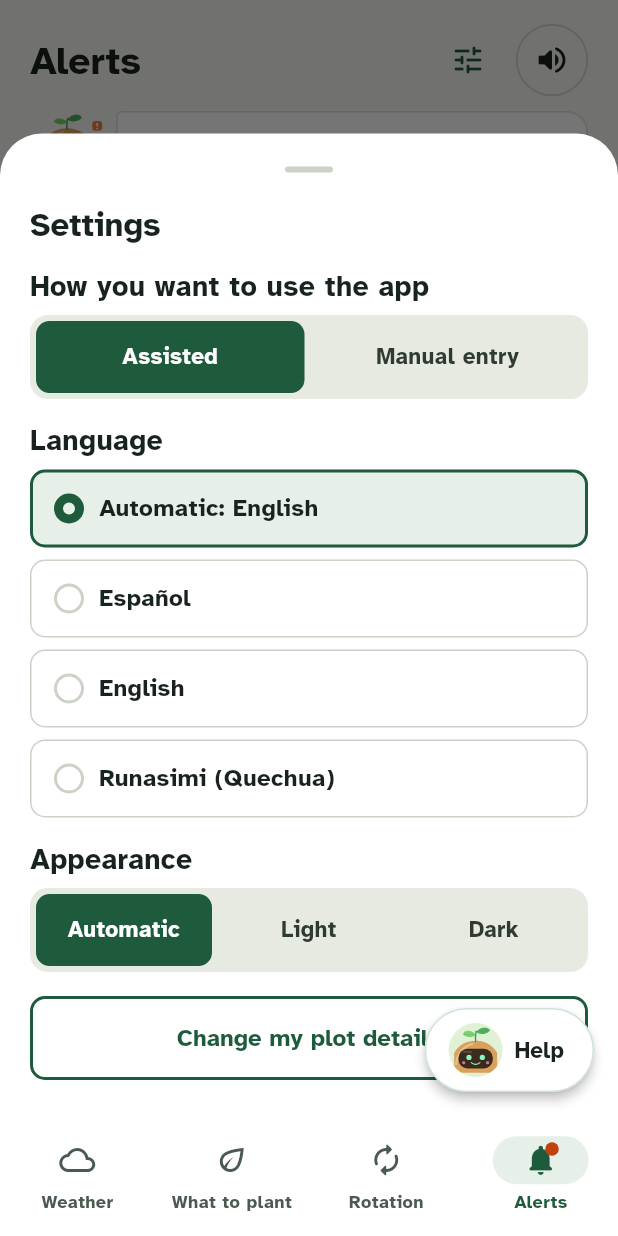
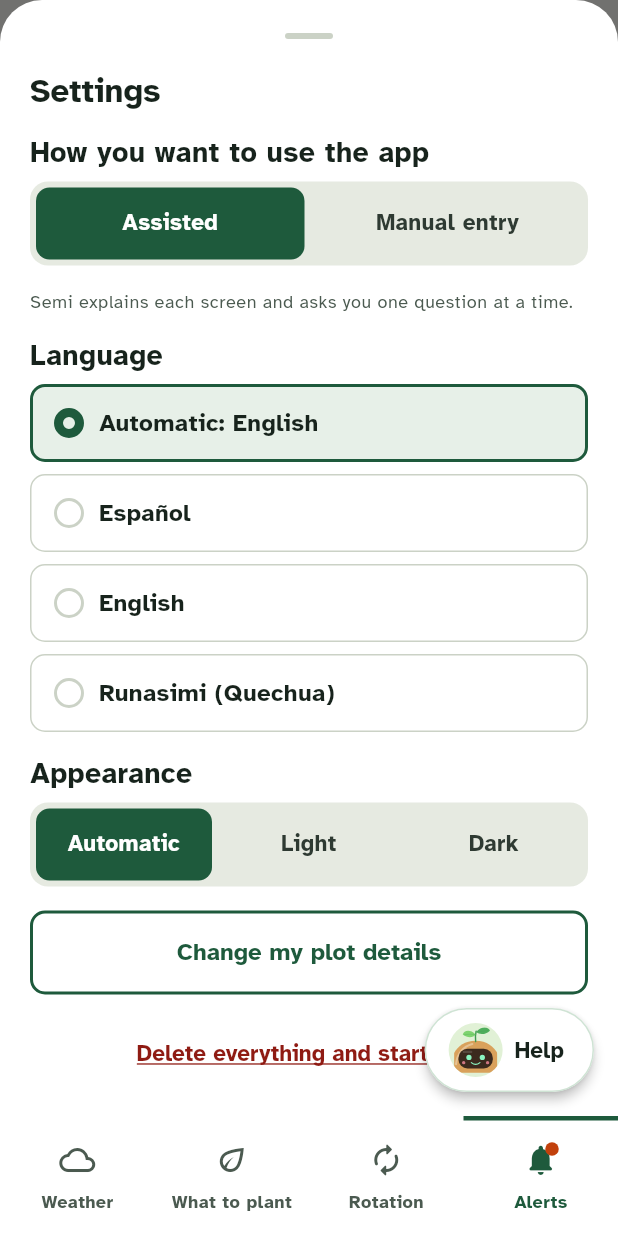
Before and after one commit to Bianca200303/Front_Hackathon, a Flutter app: the AlertsScreen screen opened by its route, after a tap on the "tune" icon, on a phone screen of 412 x 824 dp. Run offline on Flutter 3.47's test engine with Material 3 defaults, Android fonts, the phone set to English and light mode, and no system bars; our stand-ins replace audioplayers, equatable, flutter_riverpod, flutter_tts, go_router, shared_preferences; accounts and stored records are empty; project files that could hold a hidden picture were left out.

Commit message:
Avisos, Ajustes, pestañas y bienvenida como en semi_app.html
- Avisos como lista plana con icono cuadrado; Semi dice cuántos hay y cuál
  importa más.
- Ajustes: descripción del modo y "Borrar todo y empezar de nuevo" con
  doble toque.
- Pestañas con raya verde arriba de la activa.
- Clima y bienvenida alineados al prototipo.

```diff
--- a/siembra_segura/docs/l10n_qu_pendientes.json
+++ b/siembra_segura/docs/l10n_qu_pendientes.json
@@ -282,6 +282,7 @@
     "deleteAll",
     "deleteAllConfirm",
     "settingsModeAssistedNote",
-    "settingsModeManualNote"
+    "settingsModeManualNote",
+    "semiAlertsImportant"
   ]
 }
--- a/siembra_segura/lib/app/router/app_shell.dart
+++ b/siembra_segura/lib/app/router/app_shell.dart
@@ -3,6 +3,7 @@ import 'package:flutter_riverpod/flutter_riverpod.dart';
 import 'package:go_router/go_router.dart';
 import 'package:siembra_segura/core/l10n/app_localizations.dart';
 import 'package:siembra_segura/core/theme/app_breakpoints.dart';
+import 'package:siembra_segura/core/theme/app_palette.dart';
 import 'package:siembra_segura/features/alerts/presentation/providers/alerts_providers.dart';
 import 'package:siembra_segura/shared/widgets/screen_layout.dart';
 import 'package:siembra_segura/shared/widgets/semi/semi_help.dart';
@@ -42,7 +43,12 @@ class AppShell extends ConsumerWidget {
       return Scaffold(
         body: navigationShell,
         floatingActionButton: help,
-        bottomNavigationBar: NavigationBar(
+        // Pestañas de `semi_app.html`: sin pastilla, con una raya verde
+        // arriba de la activa.
+        bottomNavigationBar: _TopLineIndicator(
+          index: navigationShell.currentIndex,
+          count: destinations.length,
+          child: NavigationBar(
             selectedIndex: navigationShell.currentIndex,
             onDestinationSelected: _onDestinationSelected,
             destinations: [
@@ -54,6 +60,7 @@ class AppShell extends ConsumerWidget {
                   tooltip: destination.tooltip,
                 ),
             ],
+          ),
         ),
       );
     }
@@ -145,3 +152,44 @@ class _Destination {
   final String label;
   final String? tooltip;
 }
+
+/// Raya verde arriba de la pestaña activa.
+class _TopLineIndicator extends StatelessWidget {
+  const _TopLineIndicator({
+    required this.index,
+    required this.count,
+    required this.child,
+  });
+
+  final int index;
+  final int count;
+  final Widget child;
+
+  @override
+  Widget build(BuildContext context) {
+    final colors = context.colors;
+    return DecoratedBox(
+      decoration: BoxDecoration(
+        border: Border(top: BorderSide(color: colors.border)),
+      ),
+      child: LayoutBuilder(
+        builder: (context, constraints) {
+          final width = constraints.maxWidth / count;
+          return Stack(
+            children: [
+              child,
+              AnimatedPositioned(
+                duration: const Duration(milliseconds: 200),
+                top: 0,
+                left: width * index,
+                width: width,
+                height: 3,
+                child: ColoredBox(color: colors.primary),
+              ),
+            ],
+          );
+        },
+      ),
+    );
+  }
+}
--- a/siembra_segura/lib/core/l10n/app_en.arb
+++ b/siembra_segura/lib/core/l10n/app_en.arb
@@ -387,5 +387,6 @@
   "deleteAll": "Delete everything and start over",
   "deleteAllConfirm": "Tap again to delete your data",
   "settingsModeAssistedNote": "Semi explains each screen and asks you one question at a time.",
-  "settingsModeManualNote": "You fill in your details on one screen. Semi only shows up if you ask."
+  "settingsModeManualNote": "You fill in your details on one screen. Semi only shows up if you ask.",
+  "semiAlertsImportant": "The most important one: {title}."
 }
--- a/siembra_segura/lib/core/l10n/app_es.arb
+++ b/siembra_segura/lib/core/l10n/app_es.arb
@@ -453,5 +453,7 @@
   "deleteAll": "Borrar todo y empezar de nuevo",
   "deleteAllConfirm": "Toca otra vez para borrar tus datos",
   "settingsModeAssistedNote": "Semi te explica cada pantalla y te hace las preguntas una por una.",
-  "settingsModeManualNote": "Tú llenas tus datos en una pantalla. Semi solo aparece si le preguntas."
+  "settingsModeManualNote": "Tú llenas tus datos en una pantalla. Semi solo aparece si le preguntas.",
+  "semiAlertsImportant": "El más importante: {title}.",
+  "@semiAlertsImportant": { "placeholders": { "title": { "type": "String" } } }
 }
--- a/siembra_segura/lib/core/l10n/app_localizations.dart
+++ b/siembra_segura/lib/core/l10n/app_localizations.dart
@@ -2281,6 +2281,12 @@ abstract class AppLocalizations {
   /// In es, this message translates to:
   /// **'Tú llenas tus datos en una pantalla. Semi solo aparece si le preguntas.'**
   String get settingsModeManualNote;
+
+  /// No description provided for @semiAlertsImportant.
+  ///
+  /// In es, this message translates to:
+  /// **'El más importante: {title}.'**
+  String semiAlertsImportant(String title);
 }
 
 class _AppLocalizationsDelegate
--- a/siembra_segura/lib/core/l10n/app_localizations_en.dart
+++ b/siembra_segura/lib/core/l10n/app_localizations_en.dart
@@ -1307,4 +1307,9 @@ class AppLocalizationsEn extends AppLocalizations {
   @override
   String get settingsModeManualNote =>
       'You fill in your details on one screen. Semi only shows up if you ask.';
+
+  @override
+  String semiAlertsImportant(String title) {
+    return 'The most important one: $title.';
+  }
 }
--- a/siembra_segura/lib/core/l10n/app_localizations_es.dart
+++ b/siembra_segura/lib/core/l10n/app_localizations_es.dart
@@ -1315,4 +1315,9 @@ class AppLocalizationsEs extends AppLocalizations {
   @override
   String get settingsModeManualNote =>
       'Tú llenas tus datos en una pantalla. Semi solo aparece si le preguntas.';
+
+  @override
+  String semiAlertsImportant(String title) {
+    return 'El más importante: $title.';
+  }
 }
--- a/siembra_segura/lib/core/l10n/app_localizations_qu.dart
+++ b/siembra_segura/lib/core/l10n/app_localizations_qu.dart
@@ -1315,4 +1315,9 @@ class AppLocalizationsQu extends AppLocalizations {
   @override
   String get settingsModeManualNote =>
       'Tú llenas tus datos en una pantalla. Semi solo aparece si le preguntas.';
+
+  @override
+  String semiAlertsImportant(String title) {
+    return 'El más importante: $title.';
+  }
 }
--- a/siembra_segura/lib/core/theme/app_theme.dart
+++ b/siembra_segura/lib/core/theme/app_theme.dart
@@ -116,7 +116,7 @@ abstract final class AppTheme {
       navigationBarTheme: NavigationBarThemeData(
         backgroundColor: c.surface,
         surfaceTintColor: Colors.transparent,
-        indicatorColor: c.primarySoft,
+        indicatorColor: Colors.transparent,
         elevation: 0,
         labelTextStyle: WidgetStateProperty.resolveWith(
           (states) => TextStyle(
@@ -138,7 +138,7 @@ abstract final class AppTheme {
       ),
       navigationRailTheme: NavigationRailThemeData(
         backgroundColor: c.surface,
-        indicatorColor: c.primarySoft,
+        indicatorColor: Colors.transparent,
         selectedIconTheme: IconThemeData(color: c.primary),
         unselectedIconTheme: IconThemeData(color: c.textMuted),
         selectedLabelTextStyle: TextStyle(
--- a/siembra_segura/lib/features/alerts/presentation/screens/alerts_screen.dart
+++ b/siembra_segura/lib/features/alerts/presentation/screens/alerts_screen.dart
@@ -30,13 +30,18 @@ class AlertsScreen extends ConsumerWidget {
 
     return ScreenLayout(
       guide: SemiGuide(
-        message: l10n.semiAlertsGuide,
+        // Como en el prototipo: cuántos avisos hay y cuál importa más (el
+        // cambio de pronóstico, si llegó uno).
+        message: loaded == null || loaded.isEmpty
+            ? l10n.semiAlertsGuide
+            : '${l10n.alertsCount(loaded.length)} '
+                  '${l10n.semiAlertsImportant(_mostImportant(loaded).title)}',
         expression: SemiExpression.alert,
       ),
       header: ScreenHeader(
         actions: const [AppSettingsButton()],
         title: l10n.alertsTitle,
-        listenText: loaded == null ? null : _narration(loaded, l10n),
+        showListen: false,
       ),
       body: AsyncValueView(
         value: alerts,
@@ -45,6 +50,9 @@ class AlertsScreen extends ConsumerWidget {
         emptyMessage: l10n.emptyAlerts,
         data: (alerts) => ScreenContent(
           onRefresh: () => ref.refresh(alertsProvider.future),
+          children: [
+            Column(
+              crossAxisAlignment: CrossAxisAlignment.stretch,
               children: [
                 for (final alert in alerts)
                   NoticeTile(
@@ -57,6 +65,8 @@ class AlertsScreen extends ConsumerWidget {
                       alert.source,
                     ),
                     onTap: () => _open(context, alert),
+                  ),
+              ],
             ),
             SourceNote(l10n.alertsFooter),
           ],
@@ -73,9 +83,9 @@ class AlertsScreen extends ConsumerWidget {
         context.go(AppRoutes.alertDetail(alert.id));
     }
   }
+}
 
-  String _narration(List<Alert> alerts, AppLocalizations l10n) => [
-    l10n.alertsCount(alerts.length),
-    for (final alert in alerts) '${alert.title}.',
-  ].join(' ');
-}
+/// El aviso más importante: el cambio de pronóstico; si no hay, el primero.
+Alert _mostImportant(List<Alert> alerts) =>
+    alerts.where((a) => a.type == AlertType.forecastChange).firstOrNull ??
+    alerts.first;
--- a/siembra_segura/lib/shared/data/app_mode_stores.dart
+++ b/siembra_segura/lib/shared/data/app_mode_stores.dart
@@ -30,6 +30,9 @@ class SharedPreferencesAppModeStore implements AppModeStore {
   @override
   Future<void> save(AppMode mode) =>
       _preferences.setString(storageKey, mode.name);
+
+  @override
+  Future<void> clear() => _preferences.remove(storageKey);
 }
 
 /// Guarda el modo solo mientras la app está abierta. Se usa en pruebas y
@@ -45,4 +48,7 @@ class InMemoryAppModeStore implements AppModeStore {
 
   @override
   Future<void> save(AppMode mode) async => _mode = mode;
+
+  @override
+  Future<void> clear() async => _mode = null;
 }
--- a/siembra_segura/lib/shared/domain/app_mode.dart
+++ b/siembra_segura/lib/shared/domain/app_mode.dart
@@ -18,4 +18,7 @@ abstract interface class AppModeStore {
 
   /// Guarda el modo.
   Future<void> save(AppMode mode);
+
+  /// Olvida el modo elegido (la próxima vez vuelve la bienvenida).
+  Future<void> clear();
 }
--- a/siembra_segura/lib/shared/widgets/app_settings.dart
+++ b/siembra_segura/lib/shared/widgets/app_settings.dart
@@ -13,6 +13,7 @@ import 'package:siembra_segura/core/theme/app_typography.dart';
 import 'package:siembra_segura/core/theme/theme_mode_provider.dart';
 import 'package:siembra_segura/shared/domain/app_mode.dart';
 import 'package:siembra_segura/shared/state/app_mode_provider.dart';
+import 'package:siembra_segura/shared/state/campaign_context_provider.dart';
 import 'package:siembra_segura/shared/widgets/app_button.dart';
 import 'package:siembra_segura/shared/widgets/selection_controls.dart';
 
@@ -90,6 +91,12 @@ class _SettingsSheet extends ConsumerWidget {
                 unawaited(ref.read(appModeProvider.notifier).select(mode)),
           ),
         ),
+        Text(
+          mode == AppMode.assisted
+              ? l10n.settingsModeAssistedNote
+              : l10n.settingsModeManualNote,
+          style: Theme.of(context).textTheme.bodySmall,
+        ),
         const LanguageOptions(),
         _Section(
           title: l10n.settingsAppearanceTitle,
@@ -118,6 +125,7 @@ class _SettingsSheet extends ConsumerWidget {
             );
           },
         ),
+        const _DeleteAllButton(),
       ],
     );
   }
@@ -210,3 +218,58 @@ class _SheetBody extends StatelessWidget {
     );
   }
 }
+
+/// "Borrar todo y empezar de nuevo" (`.borrar` de `semi_app.html`): el
+/// primer toque pide confirmar y el segundo borra los datos de la chacra y
+/// el modo, y vuelve a la bienvenida.
+class _DeleteAllButton extends ConsumerStatefulWidget {
+  const _DeleteAllButton();
+
+  @override
+  ConsumerState<_DeleteAllButton> createState() => _DeleteAllButtonState();
+}
+
+class _DeleteAllButtonState extends ConsumerState<_DeleteAllButton> {
+  bool _armed = false;
+
+  void _onTap() {
+    if (!_armed) {
+      setState(() => _armed = true);
+      return;
+    }
+    final router = GoRouter.of(context);
+    ref.read(campaignContextProvider.notifier).reset();
+    unawaited(ref.read(appModeProvider.notifier).forget());
+    Navigator.of(context).pop();
+    router.go(AppRoutes.welcome);
+  }
+
+  @override
+  Widget build(BuildContext context) {
+    final l10n = AppLocalizations.of(context);
+    final colors = context.colors;
+    return Center(
+      child: TextButton(
+        onPressed: _onTap,
+        style: TextButton.styleFrom(
+          foregroundColor: _armed ? colors.onPrimary : colors.negative,
+          backgroundColor: _armed ? colors.negative : Colors.transparent,
+          shape: RoundedRectangleBorder(
+            borderRadius: BorderRadius.circular(10),
+          ),
+          textStyle: const TextStyle(
+            fontFamily: AppTypography.fontFamily,
+            fontSize: 15,
+            fontWeight: FontWeight.w700,
+          ),
+        ),
+        child: Text(
+          _armed ? l10n.deleteAllConfirm : l10n.deleteAll,
+          style: TextStyle(
+            decoration: _armed ? null : TextDecoration.underline,
+          ),
+        ),
+      ),
+    );
+  }
+}
--- a/siembra_segura/lib/shared/widgets/notice_tile.dart
+++ b/siembra_segura/lib/shared/widgets/notice_tile.dart
@@ -36,19 +36,17 @@ class NoticeTile extends StatelessWidget {
 
   @override
   Widget build(BuildContext context) {
-    final shape = RoundedRectangleBorder(
-      borderRadius: AppRadii.card,
-      side: BorderSide(color: context.colors.border),
-    );
+    // `.aviso` de `semi_app.html`: fila plana separada por una línea, con
+    // el icono en un cuadrado de color.
     final metaText = meta;
-    return Material(
-      color: context.colors.surface,
-      shape: shape,
+    return DecoratedBox(
+      decoration: BoxDecoration(
+        border: Border(top: BorderSide(color: context.colors.borderStrong)),
+      ),
       child: InkWell(
-        customBorder: shape,
         onTap: onTap,
         child: Padding(
-          padding: const EdgeInsets.symmetric(horizontal: 16, vertical: 14),
+          padding: const EdgeInsets.symmetric(vertical: 14),
           child: Row(
             crossAxisAlignment: CrossAxisAlignment.start,
             spacing: AppSpacing.md,
@@ -59,7 +57,7 @@ class NoticeTile extends StatelessWidget {
                   height: 40,
                   decoration: BoxDecoration(
                     color: iconTone.background,
-                    shape: BoxShape.circle,
+                    borderRadius: BorderRadius.circular(8),
                   ),
                   child: Icon(icon, size: 22, color: iconTone.foreground),
                 ),
```
Also changed, not shown: siembra_segura/lib/features/climate/presentation/screens/climate_screen.dart (+7 -2 lines), siembra_segura/lib/features/onboarding/presentation/screens/welcome_screen.dart (+10 -7 lines), siembra_segura/lib/shared/state/app_mode_provider.dart (+10 -0 lines), 1 other file. Lines whose indentation alone changed are shown as unchanged.
